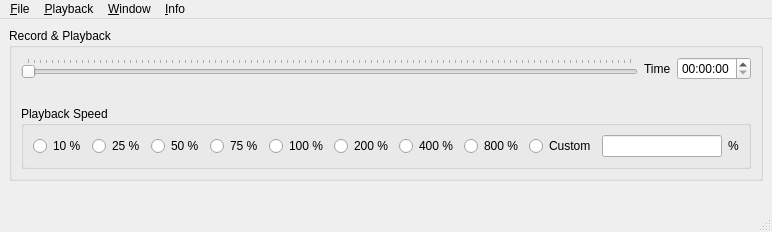
till213/SkyDolly, file src/UserInterface/src/MainWindow.ui: the form before one commit.
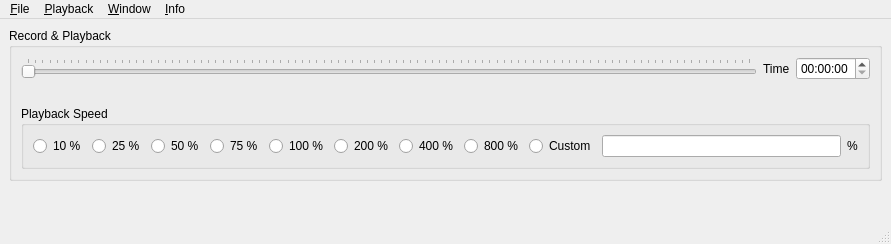
The form after the commit.

Commit message: Add stop button

```diff
--- a/src/UserInterface/src/MainWindow.ui
+++ b/src/UserInterface/src/MainWindow.ui
@@ -6,8 +6,8 @@
    <rect>
     <x>0</x>
     <y>0</y>
-    <width>761</width>
-    <height>232</height>
+    <width>891</width>
+    <height>244</height>
    </rect>
   </property>
   <property name="windowTitle">
@@ -210,8 +210,8 @@
     <rect>
      <x>0</x>
      <y>0</y>
-     <width>761</width>
-     <height>21</height>
+     <width>891</width>
+     <height>25</height>
     </rect>
    </property>
    <widget class="QMenu" name="menu_File">
```
Left out of the diff: 9 changed lines with no effect on the pictures. The commit also changes 7 other files.
